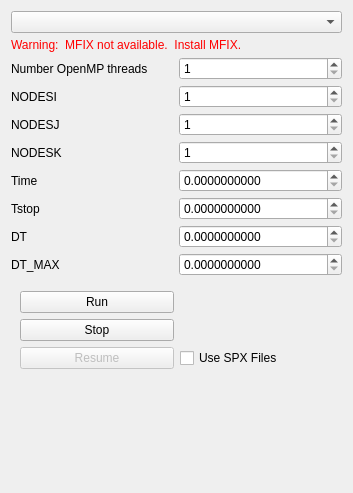
Old version of the form gui/uifiles/run.ui in the repository truongd8593/mfix.
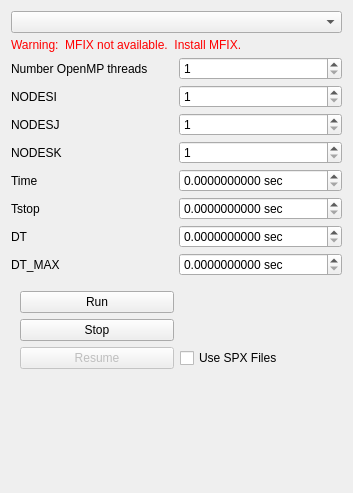
New version of the form. Custom widgets are drawn as their Qt base class.

Commit message: experiment: use "suffix" with spinboxes in run dialog

The edit to the form file:
```diff
--- a/gui/uifiles/run.ui
+++ b/gui/uifiles/run.ui
@@ -477,6 +477,9 @@
       </item>
       <item row="10" column="1">
        <widget class="DoubleSpinBox" name="doublespinbox_keyword_dt_max">
+        <property name="suffix">
+         <string> sec</string>
+        </property>
         <property name="decimals">
          <number>10</number>
         </property>
@@ -487,6 +490,9 @@
       </item>
       <item row="9" column="1">
        <widget class="DoubleSpinBox" name="doublespinbox_keyword_dt">
+        <property name="suffix">
+         <string> sec</string>
+        </property>
         <property name="decimals">
          <number>10</number>
         </property>
@@ -504,6 +510,9 @@
       </item>
       <item row="7" column="1">
        <widget class="DoubleSpinBox" name="doublespinbox_keyword_time">
+        <property name="suffix">
+         <string> sec</string>
+        </property>
         <property name="decimals">
          <number>10</number>
         </property>
@@ -556,6 +565,9 @@
       </item>
       <item row="8" column="1">
        <widget class="DoubleSpinBox" name="doublespinbox_keyword_tstop">
+        <property name="suffix">
+         <string> sec</string>
+        </property>
         <property name="decimals">
          <number>10</number>
         </property>
```
Left out of the diff: 4 changed lines with no effect on the pictures.
